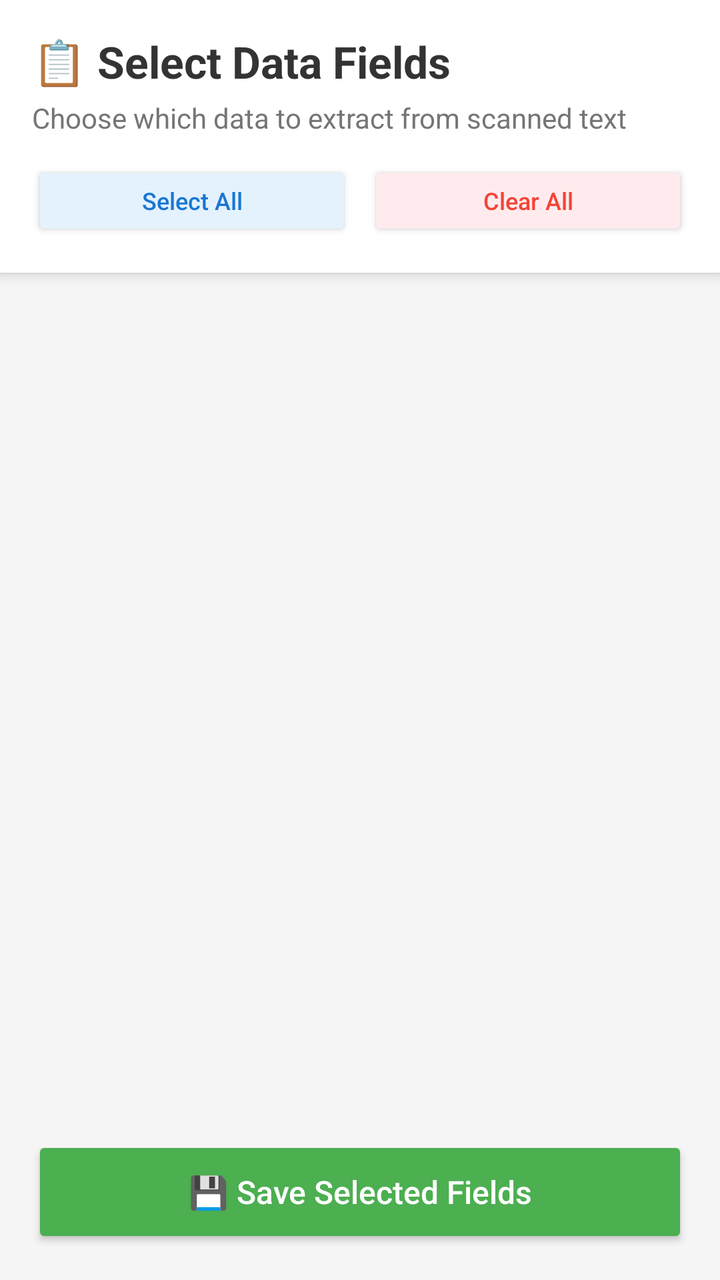
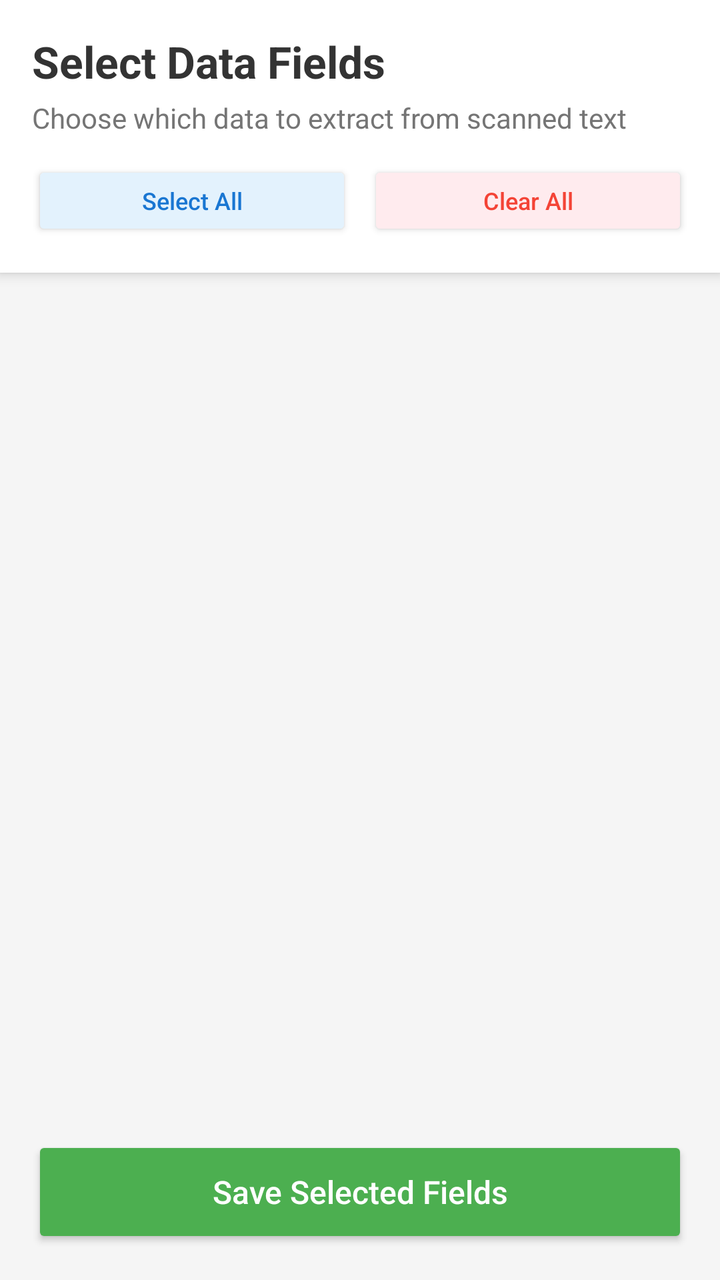

Two renders of the same Android screen: before a commit and after it. Below are the layout's source before the change and the commit's diff.
<!-- AndroidManifest.xml: application theme AppTheme -->
<!-- res/layout/activity_field_selector.xml -->
<?xml version="1.0" encoding="utf-8"?>

<LinearLayout xmlns:android="http://schemas.android.com/apk/res/android"
    android:layout_width="match_parent"
    android:layout_height="match_parent"
    android:orientation="vertical"
    android:background="#F5F5F5">

    <LinearLayout
        android:layout_width="match_parent"
        android:layout_height="wrap_content"
        android:orientation="vertical"
        android:padding="16dp"
        android:background="@android:color/white"
        android:elevation="4dp">

        <TextView
            android:layout_width="wrap_content"
            android:layout_height="wrap_content"
            android:text="📋 Select Data Fields"
            android:textSize="22sp"
            android:textStyle="bold"
            android:textColor="#333333" />

        <TextView
            android:layout_width="wrap_content"
            android:layout_height="wrap_content"
            android:text="Choose which data to extract from scanned text"
            android:textSize="14sp"
            android:textColor="#757575"
            android:layout_marginTop="4dp" />

        <LinearLayout
            android:layout_width="match_parent"
            android:layout_height="wrap_content"
            android:orientation="horizontal"
            android:layout_marginTop="12dp">

            <Button
                android:id="@+id/btnSelectAll"
                android:layout_width="0dp"
                android:layout_height="40dp"
                android:layout_weight="1"
                android:text="Select All"
                android:textSize="12sp"
                android:textColor="#1976D2"
                android:backgroundTint="#E3F2FD"
                android:textAllCaps="false"
                android:layout_marginEnd="4dp" />

            <Button
                android:id="@+id/btnClearAll"
                android:layout_width="0dp"
                android:layout_height="40dp"
                android:layout_weight="1"
                android:text="Clear All"
                android:textSize="12sp"
                android:textColor="#F44336"
                android:backgroundTint="#FFEBEE"
                android:textAllCaps="false"
                android:layout_marginStart="4dp" />
        </LinearLayout>
    </LinearLayout>

    <androidx.recyclerview.widget.RecyclerView
        android:id="@+id/rvFields"
        android:layout_width="match_parent"
        android:layout_height="0dp"
        android:layout_weight="1"
        android:padding="8dp" />

    <Button
        android:id="@+id/btnSaveFields"
        android:layout_width="match_parent"
        android:layout_height="56dp"
        android:layout_margin="16dp"
        android:text="💾 Save Selected Fields"
        android:textSize="16sp"
        android:textColor="@android:color/white"
        android:backgroundTint="#4CAF50"
        android:textAllCaps="false" />

</LinearLayout>
<!-- resources referenced by this layout -->
<resources>
  <style name="AppTheme" parent="Theme.MaterialComponents.Light.NoActionBar">
          <item name="colorPrimary">#1976D2</item>
          <item name="colorPrimaryDark">#1565C0</item>
          <item name="colorAccent">#FF9800</item>
          <item name="android:statusBarColor">#1565C0</item>
      </style>
</resources>

<!-- the commit's change to res/layout/activity_field_selector.xml (unified diff, before → after) -->
@@ -11,13 +11,13 @@
         android:layout_height="wrap_content"
         android:orientation="vertical"
         android:padding="16dp"
-        android:background="@android:color/white"
+        android:background="#FFFFFF"
         android:elevation="4dp">
 
         <TextView
             android:layout_width="wrap_content"
             android:layout_height="wrap_content"
-            android:text="📋 Select Data Fields"
+            android:text="Select Data Fields"
             android:textSize="22sp"
             android:textStyle="bold"
             android:textColor="#333333" />
@@ -74,9 +74,9 @@
         android:layout_width="match_parent"
         android:layout_height="56dp"
         android:layout_margin="16dp"
-        android:text="💾 Save Selected Fields"
+        android:text="Save Selected Fields"
         android:textSize="16sp"
-        android:textColor="@android:color/white"
+        android:textColor="#FFFFFF"
         android:backgroundTint="#4CAF50"
         android:textAllCaps="false" />
 
